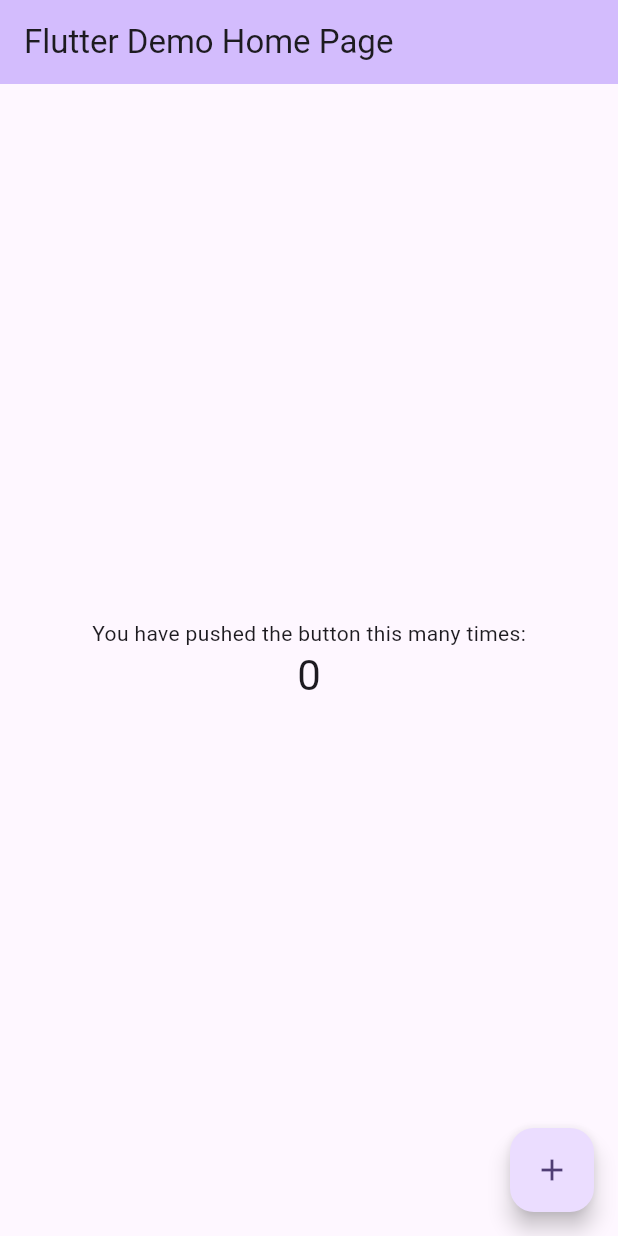
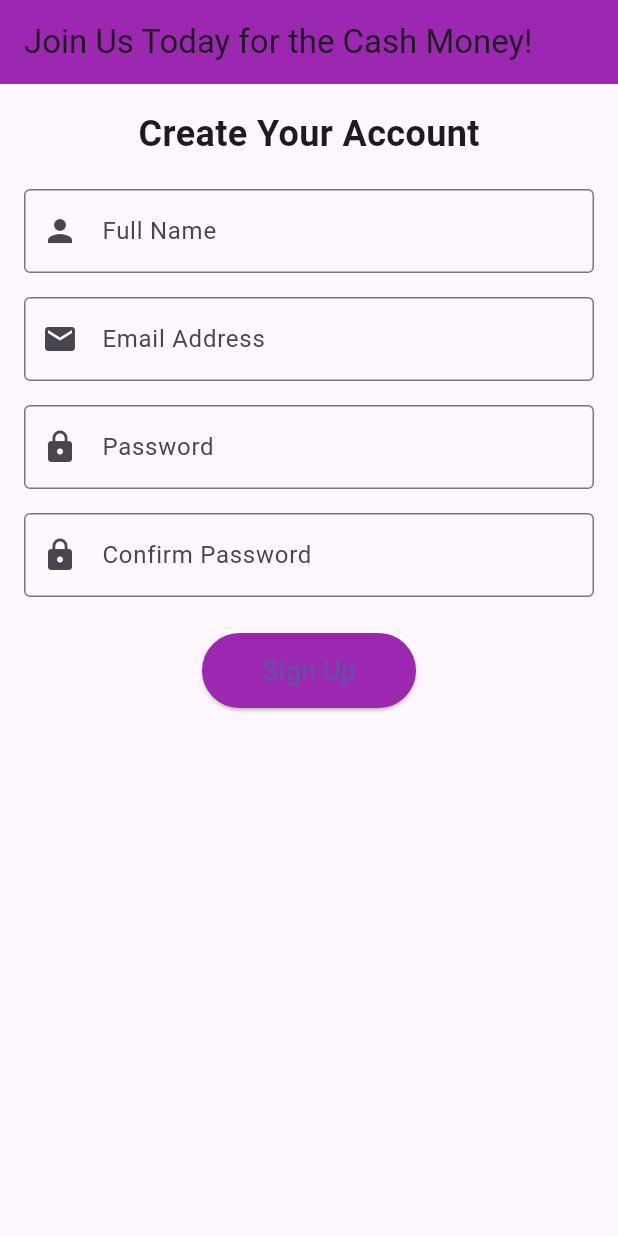
Before and after one commit to Mebibora/inclass_12, a Flutter app: the screen it shows after launch, on a phone screen of 412 x 824 dp. Run offline on Flutter 3.47's test engine with Material 3 defaults, Android fonts, the phone set to English and light mode, and no system bars.

Commit message:
added password confirmation and welcome page

```diff
--- a/lib/main.dart
+++ b/lib/main.dart
@@ -1,5 +1,7 @@
 import 'package:flutter/material.dart';
+import 'welcome.dart';
 
+final TextEditingController _nameController = TextEditingController();
 void main() {
   runApp(const MyApp());
 }
@@ -7,116 +9,161 @@ void main() {
 class MyApp extends StatelessWidget {
   const MyApp({super.key});
 
-  // This widget is the root of your application.
   @override
   Widget build(BuildContext context) {
     return MaterialApp(
-      title: 'Flutter Demo',
-      theme: ThemeData(
-        // This is the theme of your application.
-        //
-        // TRY THIS: Try running your application with "flutter run". You'll see
-        // the application has a purple toolbar. Then, without quitting the app,
-        // try changing the seedColor in the colorScheme below to Colors.green
-        // and then invoke "hot reload" (save your changes or press the "hot
-        // reload" button in a Flutter-supported IDE, or press "r" if you used
-        // the command line to start the app).
-        //
-        // Notice that the counter didn't reset back to zero; the application
-        // state is not lost during the reload. To reset the state, use hot
-        // restart instead.
-        //
-        // This works for code too, not just values: Most code changes can be
-        // tested with just a hot reload.
-        colorScheme: ColorScheme.fromSeed(seedColor: Colors.deepPurple),
-      ),
-      home: const MyHomePage(title: 'Flutter Demo Home Page'),
+      title: 'Fun Signup App',
+      theme: ThemeData(primarySwatch: Colors.purple),
+      home: const SignupPage(),
     );
   }
 }
 
-class MyHomePage extends StatefulWidget {
-  const MyHomePage({super.key, required this.title});
-
-  // This widget is the home page of your application. It is stateful, meaning
-  // that it has a State object (defined below) that contains fields that affect
-  // how it looks.
-
-  // This class is the configuration for the state. It holds the values (in this
-  // case the title) provided by the parent (in this case the App widget) and
-  // used by the build method of the State. Fields in a Widget subclass are
-  // always marked "final".
-
-  final String title;
+class SignupPage extends StatefulWidget {
+  const SignupPage({super.key});
 
   @override
-  State<MyHomePage> createState() => _MyHomePageState();
+  State<SignupPage> createState() => _SignupPageState();
 }
 
-class _MyHomePageState extends State<MyHomePage> {
-  int _counter = 0;
+class _SignupPageState extends State<SignupPage> {
+  final _formKey = GlobalKey<FormState>();
 
-  void _incrementCounter() {
-    setState(() {
-      // This call to setState tells the Flutter framework that something has
-      // changed in this State, which causes it to rerun the build method below
-      // so that the display can reflect the updated values. If we changed
-      // _counter without calling setState(), then the build method would not be
-      // called again, and so nothing would appear to happen.
-      _counter++;
-    });
-  }
+  final TextEditingController _emailController = TextEditingController();
+  final TextEditingController _passwordController = TextEditingController();
+  final TextEditingController _confirmPasswordController = TextEditingController();
+
 
   @override
   Widget build(BuildContext context) {
-    // This method is rerun every time setState is called, for instance as done
-    // by the _incrementCounter method above.
-    //
-    // The Flutter framework has been optimized to make rerunning build methods
-    // fast, so that you can just rebuild anything that needs updating rather
-    // than having to individually change instances of widgets.
     return Scaffold(
       appBar: AppBar(
-        // TRY THIS: Try changing the color here to a specific color (to
-        // Colors.amber, perhaps?) and trigger a hot reload to see the AppBar
-        // change color while the other colors stay the same.
-        backgroundColor: Theme.of(context).colorScheme.inversePrimary,
-        // Here we take the value from the MyHomePage object that was created by
-        // the App.build method, and use it to set our appbar title.
-        title: Text(widget.title),
+        title: const Text('Join Us Today for the Cash Money!'),
+        backgroundColor: Colors.purple,
       ),
-      body: Center(
-        // Center is a layout widget. It takes a single child and positions it
-        // in the middle of the parent.
-        child: Column(
-          // Column is also a layout widget. It takes a list of children and
-          // arranges them vertically. By default, it sizes itself to fit its
-          // children horizontally, and tries to be as tall as its parent.
-          //
-          // Column has various properties to control how it sizes itself and
-          // how it positions its children. Here we use mainAxisAlignment to
-          // center the children vertically; the main axis here is the vertical
-          // axis because Columns are vertical (the cross axis would be
-          // horizontal).
-          //
-          // TRY THIS: Invoke "debug painting" (choose the "Toggle Debug Paint"
-          // action in the IDE, or press "p" in the console), to see the
-          // wireframe for each widget.
-          mainAxisAlignment: MainAxisAlignment.center,
-          children: <Widget>[
-            const Text('You have pushed the button this many times:'),
-            Text(
-              '$_counter',
-              style: Theme.of(context).textTheme.headlineMedium,
-            ),
-          ],
+      body: Padding(
+        padding: const EdgeInsets.all(16.0),
+        child: Form(
+          key: _formKey,
+          child: Column(
+            children: [
+              // Welcome Message
+              const Text(
+                'Create Your Account',
+                style: TextStyle(fontSize: 24, fontWeight: FontWeight.bold),
+              ),
+              const SizedBox(height: 20),
+
+              // Name Field
+              TextFormField(
+                controller: _nameController,
+                decoration: const InputDecoration(
+                  labelText: 'Full Name',
+                  prefixIcon: Icon(Icons.person),
+                  border: OutlineInputBorder(),
+                ),
+                validator: (value) {
+                  if (value == null || value.isEmpty) {
+                    return 'Please enter your name';
+                  }
+                  return null;
+                },
+              ),
+              const SizedBox(height: 16),
+
+              // Email Field
+              TextFormField(
+                controller: _emailController,
+                decoration: const InputDecoration(
+                  labelText: 'Email Address',
+                  prefixIcon: Icon(Icons.email),
+                  border: OutlineInputBorder(),
+                ),
+                validator: (value) {
+                  if (value == null || value.isEmpty) {
+                    return 'Please enter your email';
+                  }
+                  if (!value.contains('@')) {
+                    return 'Please enter a valid email';
+                  }
+                  return null;
+                },
+              ),
+              const SizedBox(height: 16),
+
+              // Password Field
+              TextFormField(
+                controller: _passwordController,
+                obscureText: true,
+                decoration: const InputDecoration(
+                  labelText: 'Password',
+                  prefixIcon: Icon(Icons.lock),
+                  border: OutlineInputBorder(),
+                ),
+                validator: (value) {
+                  if (value == null || value.isEmpty) {
+                    return 'Please enter a password';
+                  }
+                  if (value.length < 6) {
+                    return 'Password must be at least 6 characters';
+                  }
+                  return null;
+                },
+              ),
+              const SizedBox(height: 16),
+
+              // Password Confirmation Field
+              TextFormField(
+                controller: _confirmPasswordController,
+                obscureText: true,
+                decoration: const InputDecoration(
+                  labelText: 'Confirm Password',
+                  prefixIcon: Icon(Icons.lock),
+                  border: OutlineInputBorder(),
+                ),
+                validator: (value) {
+                  if (value == null || value.isEmpty) {
+                    return 'Please enter a password';
+                  }
+                  if (value != _passwordController.text) {
+                    return 'Password must match';
+                  }
+                  return null;
+                },
+              ),
+              const SizedBox(height: 24),
+
+              // Sign Up Button
+              ElevatedButton(
+                onPressed: () {
+                  if (_formKey.currentState!.validate()) {
+                    ScaffoldMessenger.of(context).showSnackBar(
+                      const SnackBar(
+                        content: Text('Welcome! Account created successfully.'),
+                        backgroundColor: Colors.green,
+                      ),
+                    );
+                    Navigator.push(
+                      context,
+                      MaterialPageRoute(
+                        builder: (context) => WelcomeScreen(data: _nameController.text)
+                      )
+                    );
+                  }
+                },
+                style: ElevatedButton.styleFrom(
+                  backgroundColor: Colors.purple,
+                  padding: const EdgeInsets.symmetric(horizontal: 40, vertical: 12),
+                ),
+                child: const Text(
+                  'Sign Up',
+                  style: TextStyle(fontSize: 18),
+                ),
+              ),
+            ],
+          ),
         ),
       ),
-      floatingActionButton: FloatingActionButton(
-        onPressed: _incrementCounter,
-        tooltip: 'Increment',
-        child: const Icon(Icons.add),
-      ), // This trailing comma makes auto-formatting nicer for build methods.
     );
   }
 }
```
Also changed, not shown: lib/welcome.dart (added, +26 -0 lines).
